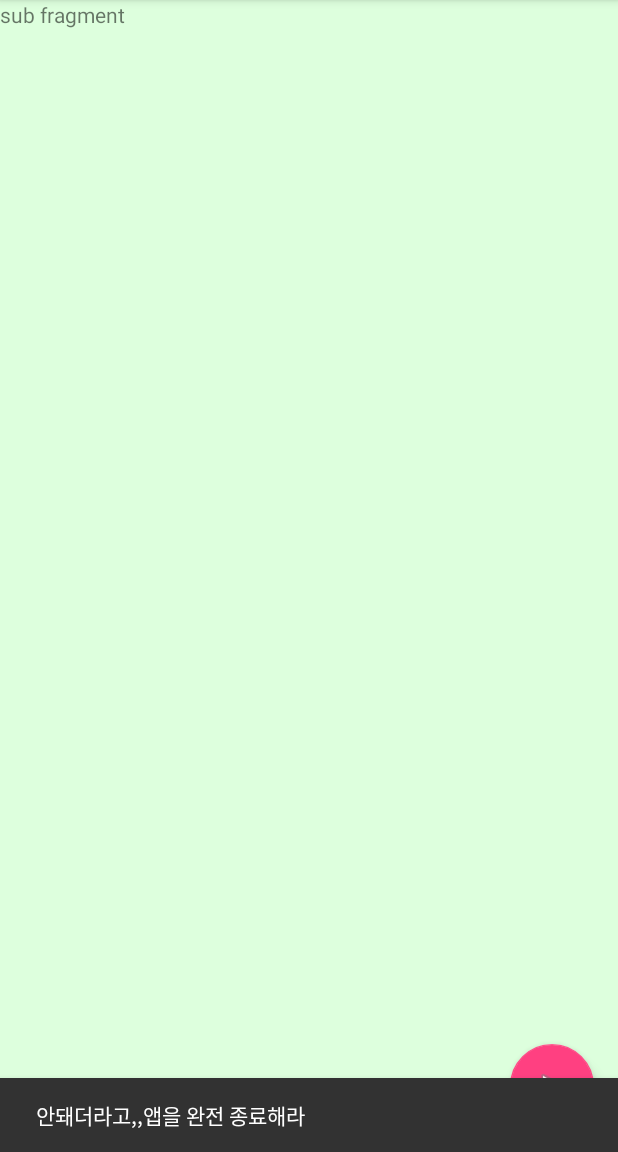
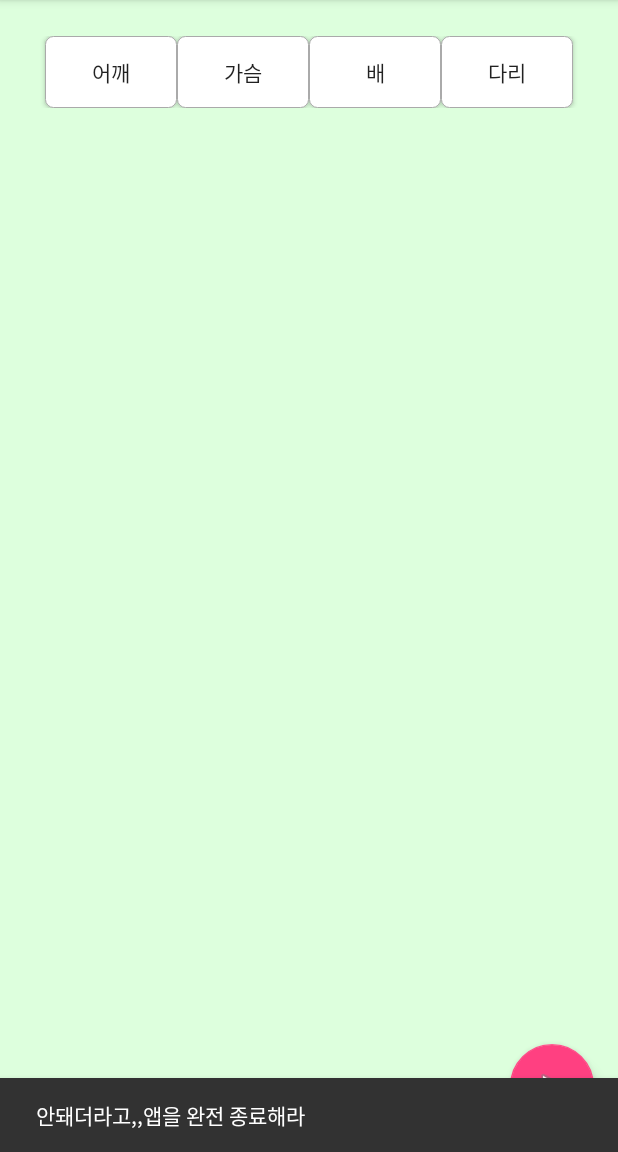
Before and after one commit to nicekhb/ArduinoProject, an Android app: the screen it shows after launch (MainActivity), in the options menu, after a tap on "Stop Service", on a phone screen of 412 x 824 dp, the part 84-1236 px from its top. Run offline under Robolectric (Android 15) with nearby library versions, the phone set to English and light mode, and no system bars; 10 statements that could not run were skipped.

Commit message:
exercise fragment

```diff
--- /dev/null
+++ b/app/src/main/java/com/sds/study/arduinoproject/ExerciseFragment.java
@@ -0,0 +1,23 @@
+package com.sds.study.arduinoproject;
+
+import android.os.Bundle;
+import android.support.annotation.Nullable;
+import android.support.v4.app.Fragment;
+import android.view.LayoutInflater;
+import android.view.View;
+import android.view.ViewGroup;
+import android.widget.RadioGroup;
+import android.widget.ToggleButton;
+
+/**
+ * Created by student on 2016-12-12.
+ */
+
+public class ExerciseFragment extends Fragment {
+    @Nullable
+    @Override
+    public View onCreateView(LayoutInflater inflater, @Nullable ViewGroup container, @Nullable Bundle savedInstanceState) {
+        View view = inflater.inflate(R.layout.exercise_fragment, container, false);
+        return view;
+    }
+}
--- a/app/src/main/java/com/sds/study/arduinoproject/MainActivity.java
+++ b/app/src/main/java/com/sds/study/arduinoproject/MainActivity.java
@@ -14,8 +14,13 @@ import android.view.MotionEvent;
 import android.view.View;
 
 public class MainActivity extends AppCompatActivity implements View.OnClickListener{
+    FloatingActionButton fab;
     private ViewPager mPager;
     private PagerAdapter mPagerAdapter;
+    final int MAIN = 0;
+    final int SUB = 1;
+    final int EXERCISE = 2;
+    int cPage = 0;
 
     @Override
     protected void onCreate(Bundle savedInstanceState) {
@@ -35,7 +40,7 @@ public class MainActivity extends AppCompatActivity implements View.OnClickListe
             }
         });
 
-        FloatingActionButton fab = (FloatingActionButton) findViewById(R.id.fab);
+        fab = (FloatingActionButton) findViewById(R.id.fab);
         fab.setOnClickListener(this);
     }
 
@@ -57,8 +62,20 @@ public class MainActivity extends AppCompatActivity implements View.OnClickListe
             Snackbar.make(getWindow().getDecorView().getRootView(), "안돼더라고,,앱을 완전 종료해라", Snackbar.LENGTH_LONG).setAction("Action", null).show();
             return true;
         }else if (id == android.R.id.home) {
-            mPager.setCurrentItem(0);
-            setBackButton(false);
+            switch (cPage){
+                case MAIN:
+                    break;
+                case SUB:
+                    cPage = MAIN;
+                    mPager.setCurrentItem(cPage);
+                    setBackButton(false);
+                    break;
+                case EXERCISE:
+                    cPage = SUB;
+                    mPager.setCurrentItem(cPage);
+                    fab.show();
+                    break;
+            }
             return true;
         }
 
@@ -71,16 +88,41 @@ public class MainActivity extends AppCompatActivity implements View.OnClickListe
     }
 
     public void onClick(View view) {
-        mPager.setCurrentItem(1);
-        setBackButton(true);
+        switch (cPage){
+            case MAIN:
+                cPage = SUB;
+                mPager.setCurrentItem(cPage);
+                setBackButton(true);
+                break;
+            case SUB:
+                cPage = EXERCISE;
+                mPager.setCurrentItem(cPage);
+                fab.hide();
+                break;
+            case EXERCISE:
+                break;
+        }
     }
 
     @Override
     public void onBackPressed() {
-        if (mPager.getCurrentItem() == 0) {
+        /*if (mPager.getCurrentItem() == 0) {
             super.onBackPressed();
         } else {
             mPager.setCurrentItem(mPager.getCurrentItem() - 1);
+        }*/
+        switch (cPage){
+            case MAIN:break;
+            case SUB:
+                cPage = MAIN;
+                mPager.setCurrentItem(cPage);
+                setBackButton(false);
+                break;
+            case EXERCISE:
+                cPage = SUB;
+                mPager.setCurrentItem(cPage);
+                fab.show();
+                break;
         }
     }
 
--- a/app/src/main/java/com/sds/study/arduinoproject/ScreenSlidePagerAdapter.java
+++ b/app/src/main/java/com/sds/study/arduinoproject/ScreenSlidePagerAdapter.java
@@ -13,9 +13,10 @@ public class ScreenSlidePagerAdapter extends FragmentStatePagerAdapter {
 
     public ScreenSlidePagerAdapter(FragmentManager fm) {
         super(fm);
-        fragments = new Fragment[2];
+        fragments = new Fragment[3];
         fragments[0] = new MainFragment();
         fragments[1] = new SubFragment();
+        fragments[2] = new ExerciseFragment();
     }
 
     @Override
--- a/app/src/main/java/com/sds/study/arduinoproject/SubFragment.java
+++ b/app/src/main/java/com/sds/study/arduinoproject/SubFragment.java
@@ -6,6 +6,8 @@ import android.support.v4.app.Fragment;
 import android.view.LayoutInflater;
 import android.view.View;
 import android.view.ViewGroup;
+import android.widget.RadioGroup;
+import android.widget.ToggleButton;
 
 /**
  * Created by student on 2016-12-12.
@@ -15,6 +17,17 @@ public class SubFragment extends Fragment {
     @Nullable
     @Override
     public View onCreateView(LayoutInflater inflater, @Nullable ViewGroup container, @Nullable Bundle savedInstanceState) {
-        return inflater.inflate(R.layout.sub_fragment, container, false);
+        View view = inflater.inflate(R.layout.sub_fragment, container, false);
+        RadioGroup.OnCheckedChangeListener ToggleListener = new RadioGroup.OnCheckedChangeListener() {
+            @Override
+            public void onCheckedChanged(final RadioGroup radioGroup, final int i) {
+                for (int j = 0; j < radioGroup.getChildCount(); j++) {
+                    final ToggleButton view = (ToggleButton) radioGroup.getChildAt(j);
+                    view.setChecked(view.getId() == i);
+                }
+            }
+        };
+        ((RadioGroup)view.findViewById(R.id.toggleGroup)).setOnCheckedChangeListener(ToggleListener);
+        return view;
     }
 }
--- /dev/null
+++ b/app/src/main/res/drawable/custom_button_background.xml
@@ -0,0 +1,25 @@
+<?xml version="1.0" encoding="utf-8"?>
+<selector xmlns:android="http://schemas.android.com/apk/res/android">
+    <item android:state_checked="true">
+        <shape>
+            <solid
+                android:color="@android:color/white" />
+            <stroke
+                android:width="10px"
+                android:color="@android:color/holo_blue_bright" />
+            <corners
+                android:radius="5dp" />
+        </shape>
+    </item>
+    <item>
+        <shape>
+            <solid
+                android:color="@android:color/white" />
+            <stroke
+                android:width="1px"
+                android:color="@android:color/darker_gray" />
+            <corners
+                android:radius="5dp" />
+        </shape>
+    </item>
+</selector>
--- /dev/null
+++ b/app/src/main/res/layout/exercise_fragment.xml
@@ -0,0 +1,6 @@
+<?xml version="1.0" encoding="utf-8"?>
+<LinearLayout xmlns:android="http://schemas.android.com/apk/res/android"
+    android:orientation="vertical" android:layout_width="match_parent"
+    android:layout_height="match_parent">
+
+</LinearLayout>
--- a/app/src/main/res/layout/sub_fragment.xml
+++ b/app/src/main/res/layout/sub_fragment.xml
@@ -4,9 +4,43 @@
     android:layout_height="match_parent"
     android:background="#ddffdd">
 
-    <TextView
-        android:layout_width="wrap_content"
+    <RadioGroup android:id="@+id/toggleGroup"
+        android:layout_width="fill_parent"
         android:layout_height="wrap_content"
-        android:text="sub fragment"/>
+        android:layout_marginTop="24dp"
+        android:orientation="horizontal"
+        android:gravity="center"
+        >
+
+        <ToggleButton
+            android:id="@+id/togglebutton1"
+            android:layout_width="wrap_content"
+            android:layout_height="wrap_content"
+            android:background="@drawable/custom_button_background"
+            android:textOff="어깨"
+            android:textOn="어깨" />
+        <ToggleButton
+            android:id="@+id/togglebutton2"
+            android:layout_width="wrap_content"
+            android:layout_height="wrap_content"
+            android:background="@drawable/custom_button_background"
+            android:textOff="가슴"
+            android:textOn="가슴" />
+        <ToggleButton
+            android:id="@+id/togglebutton3"
+            android:layout_width="wrap_content"
+            android:layout_height="wrap_content"
+            android:background="@drawable/custom_button_background"
+            android:textOff="배"
+            android:textOn="배" />
+        <ToggleButton
+            android:id="@+id/togglebutton4"
+            android:layout_width="wrap_content"
+            android:layout_height="wrap_content"
+            android:background="@drawable/custom_button_background"
+            android:textOff="다리"
+            android:textOn="다리" />
+
+    </RadioGroup>
 
 </LinearLayout>
--- a/build.gradle
+++ b/build.gradle
@@ -5,7 +5,7 @@ buildscript {
         jcenter()
     }
     dependencies {
-        classpath 'com.android.tools.build:gradle:2.2.2'
+        classpath 'com.android.tools.build:gradle:2.2.3'
 
         // NOTE: Do not place your application dependencies here; they belong
         // in the individual module build.gradle files
```
